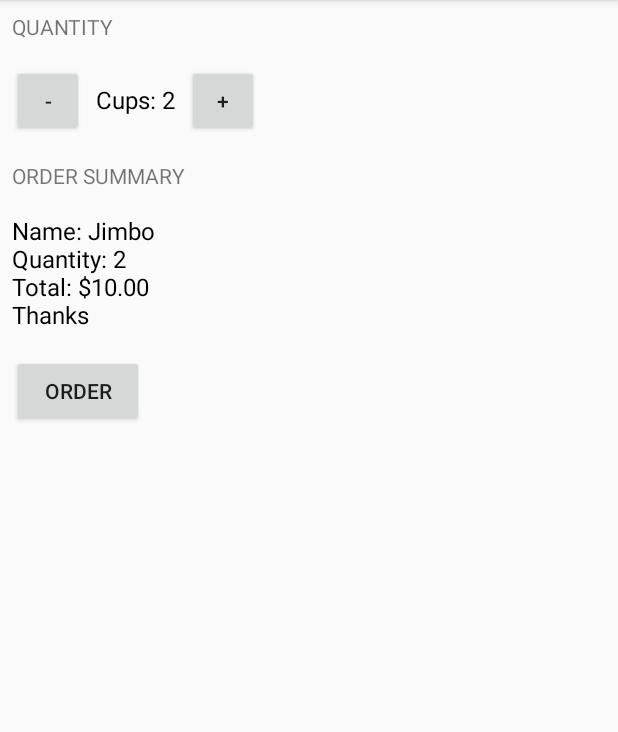
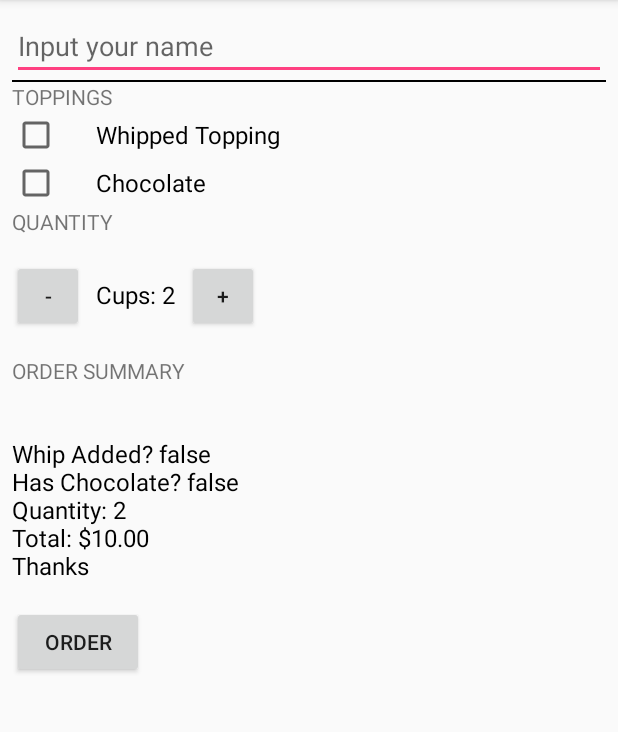
Before and after one commit to ChinaBackGo/JustJava, an Android app: the screen it shows after launch (MainActivity), after a tap on "ORDER", on a phone screen of 412 x 824 dp, the part 84-816 px from its top. Run offline under Robolectric (Android 15) with nearby library versions, the phone set to English and light mode, and no system bars.

Commit message:
Lesson 3B what's my name

```diff
--- a/app/src/main/java/com/android/example/justjava/MainActivity.java
+++ b/app/src/main/java/com/android/example/justjava/MainActivity.java
@@ -3,6 +3,8 @@ package com.android.example.justjava;
 import android.support.v7.app.AppCompatActivity;
 import android.os.Bundle;
 import android.view.View;
+import android.widget.CheckBox;
+import android.widget.EditText;
 import android.widget.TextView;
 
 import java.text.NumberFormat;
@@ -41,7 +43,10 @@ public class MainActivity extends AppCompatActivity {
     */
     public void submitOrder(View view) {
         int price = calculatePrice();
-        String message = createOrderSummary(price);
+        CheckBox whippedCheckBox = (CheckBox) findViewById(R.id.whipped_topping_checkbox);
+        CheckBox chocolateCheckbox = (CheckBox) findViewById(R.id.chocolate_topping_checkbox);
+        EditText nameText = (EditText) findViewById(R.id.name_edit_text);
+        String message = createOrderSummary(price, whippedCheckBox.isChecked(), chocolateCheckbox.isChecked(), nameText.getText().toString());
         displayMessage(message);
     }
 
@@ -73,11 +78,16 @@ public class MainActivity extends AppCompatActivity {
     /**
      * Method that creates an order summar
      * @param price of coffee
+     * @param isWhipped boolean value - has whipped cream been added?
+     * @param hasChocolate boolean value - has chocolate been added?
+     * @param nameText String - order's name
      * @return message of order summary
      */
-    private String createOrderSummary(int price) {
+    private String createOrderSummary(int price, boolean isWhipped, boolean hasChocolate, String nameText) {
         String message;
-        message = "Name: Jimbo";
+        message = nameText;
+        message += "\nWhip Added? " + isWhipped;
+        message += "\nHas Chocolate? " + hasChocolate;
         message += "\nQuantity: " + mQuantity;
         message += "\nTotal: " + NumberFormat.getCurrencyInstance().format(price);
         message += "\nThanks";
--- a/app/src/main/res/layout/activity_main.xml
+++ b/app/src/main/res/layout/activity_main.xml
@@ -1,11 +1,46 @@
 <?xml version="1.0" encoding="utf-8"?>
-<LinearLayout xmlns:android="http://schemas.android.com/apk/res/android"
+<ScrollView xmlns:android="http://schemas.android.com/apk/res/android"
     xmlns:tools="http://schemas.android.com/tools"
     android:layout_width="match_parent"
     android:layout_height="match_parent"
+    tools:context="com.android.example.justjava.MainActivity">
+
+    <LinearLayout
+        android:layout_width="match_parent"
+        android:layout_height="match_parent"
         android:orientation="vertical"
-    android:padding="8dp"
-    tools:context="com.android.example.justjava.MainActivity">
+        android:padding="8dp">
+
+        <EditText
+            android:id="@+id/name_edit_text"
+            android:layout_width="match_parent"
+            android:layout_height="wrap_content"
+            android:inputType="text"
+            android:hint="Input your name"/>
+        <View
+            android:layout_width="match_parent"
+            android:layout_height="1dp"
+            android:background="#000000" />
+        <TextView
+            android:layout_width="match_parent"
+            android:layout_height="wrap_content"
+            android:text="Toppings"
+            android:textAllCaps="true" />
+
+        <CheckBox
+            android:id="@+id/whipped_topping_checkbox"
+            android:layout_width="wrap_content"
+            android:layout_height="wrap_content"
+            android:paddingLeft="24dp"
+            android:text="Whipped Topping"
+            android:textSize="16sp" />
+        <CheckBox
+            android:id="@+id/chocolate_topping_checkbox"
+            android:layout_width="wrap_content"
+            android:layout_height="wrap_content"
+            android:paddingLeft="24dp"
+            android:text="Chocolate"
+            android:textSize="16sp" />
 
         <TextView
             android:layout_width="wrap_content"
@@ -68,3 +103,4 @@
             android:text="Order" />
 
     </LinearLayout>
+</ScrollView>
```
Lines whose indentation alone changed are shown as unchanged.
